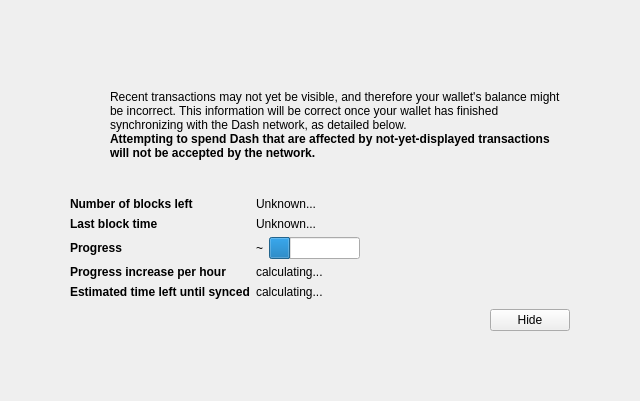
Old version of the form src/qt/forms/modaloverlay.ui in the repository AmirolAhmad/gobytes-test.
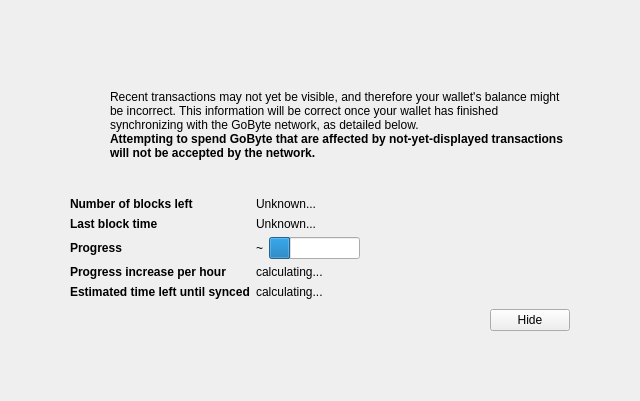
New version of the form. Icons and pictures are not drawn. Custom widgets are drawn as their Qt base class.

```diff
--- a/src/qt/forms/modaloverlay.ui
+++ b/src/qt/forms/modaloverlay.ui
@@ -128,7 +128,7 @@
              <item>
               <widget class="QLabel" name="infoText">
                <property name="text">
-                <string>Recent transactions may not yet be visible, and therefore your wallet's balance might be incorrect. This information will be correct once your wallet has finished synchronizing with the Dash network, as detailed below.</string>
+                <string>Recent transactions may not yet be visible, and therefore your wallet's balance might be incorrect. This information will be correct once your wallet has finished synchronizing with the GoByte network, as detailed below.</string>
                </property>
                <property name="textFormat">
                 <enum>Qt::RichText</enum>
@@ -147,7 +147,7 @@
                 </font>
                </property>
                <property name="text">
-                <string>Attempting to spend Dash that are affected by not-yet-displayed transactions will not be accepted by the network.</string>
+                <string>Attempting to spend GoByte that are affected by not-yet-displayed transactions will not be accepted by the network.</string>
                </property>
                <property name="textFormat">
                 <enum>Qt::RichText</enum>
```
